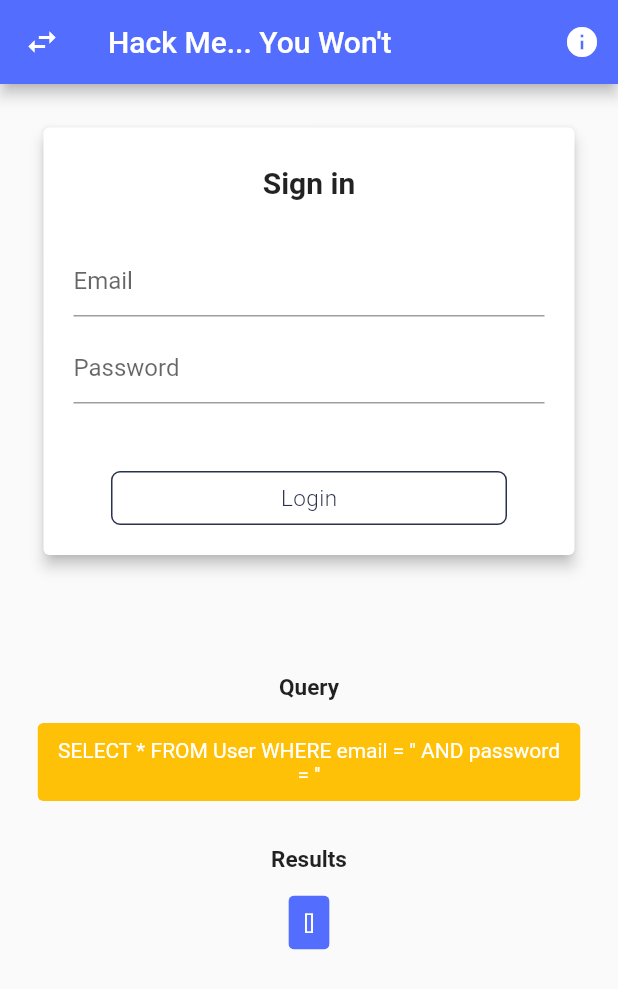
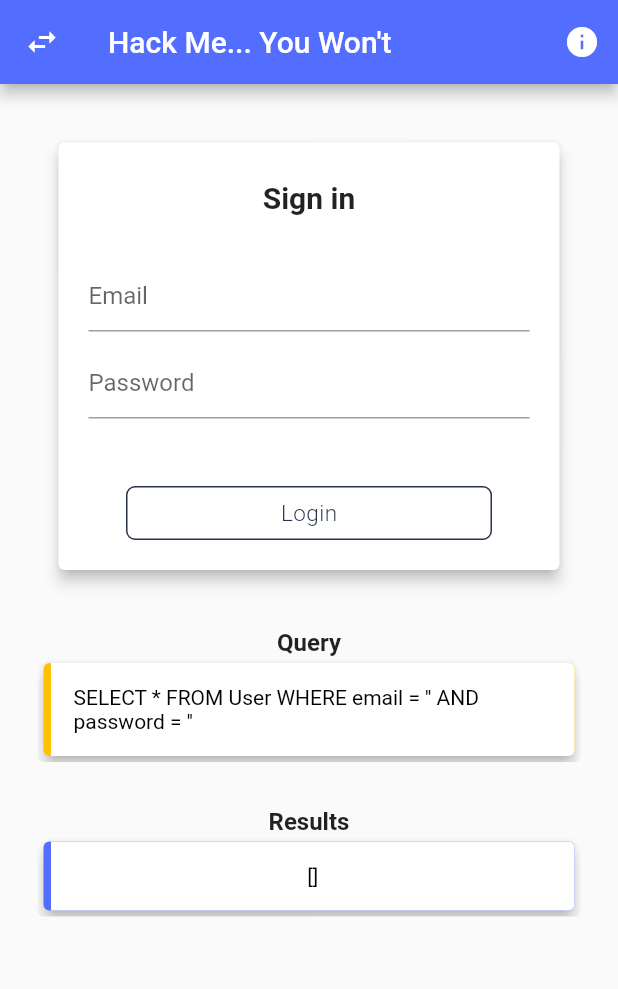
Before and after one commit to Manguelo/Database-Sample-COP4403, a Flutter app: the screen it shows after launch, after a tap on "Login", on a phone screen of 412 x 824 dp. Shown: the top 989 px of the screen. Run offline on Flutter 3.47's test engine with Material 2 defaults, Android fonts, the phone set to English and light mode, and no system bars; our stand-ins replace flutter_mobx, mobx, sqflite; accounts and stored records are empty; generated files the repository leaves out were written again.

Commit message:
Added some nice ui

```diff
--- a/lib/main.dart
+++ b/lib/main.dart
@@ -18,6 +18,7 @@ class MyApp extends StatelessWidget {
       title: 'Flutter Database',
       debugShowCheckedModeBanner: false,
       theme: new ThemeData(
+        appBarTheme: AppBarTheme(iconTheme: IconThemeData(color: Colors.white)),
         primaryColor: const Color(0xFF02BB9F),
         primaryColorDark: const Color(0xFF167F67),
         accentColor: const Color(0xFFFFAD32),
--- a/lib/screens/data_page.dart
+++ b/lib/screens/data_page.dart
@@ -1,6 +1,7 @@
 import 'package:flutter/material.dart';
 import 'package:flutter/widgets.dart';
 import 'package:flutter_database/app_config.dart';
+import 'package:flutter_database/screens/widgets/data_cell.dart' as data;
 import 'package:flutter_mobx/flutter_mobx.dart';
 
 class DataPage extends StatefulWidget {
@@ -40,9 +41,7 @@ class DataPageState extends State<StatefulWidget> {
                   shrinkWrap: true,
                   itemCount: items?.length ?? 0,
                   itemBuilder: (context, index) {
-                    return Text(
-                      items[index].toString(),
-                    );
+                    return data.DataCell(item: items[index]);
                   },
                 ),
               ),
--- a/lib/screens/home_page.dart
+++ b/lib/screens/home_page.dart
@@ -48,7 +48,7 @@ class _MyHomePageState extends State<MyHomePage> {
             return Column(
               children: <Widget>[
                 Padding(
-                  padding: const EdgeInsets.all(25),
+                  padding: const EdgeInsets.all(35),
                   child: Card(
                     elevation: 4,
                     child: Padding(
@@ -57,7 +57,6 @@ class _MyHomePageState extends State<MyHomePage> {
                     ),
                   ),
                 ),
-                Padding(padding: EdgeInsets.all(25)),
                 ResultPane(
                   header: 'Query',
                   body: query,
--- a/lib/widgets/login_dialog.dart
+++ b/lib/widgets/login_dialog.dart
@@ -4,7 +4,21 @@ import 'package:flutter_database/app_config.dart';
 import 'package:flutter_database/widgets/login_button.dart';
 import 'package:flutter_mobx/flutter_mobx.dart';
 
-class LoginDialog extends StatelessWidget {
+class LoginDialog extends StatefulWidget {
+  @override
+  LoginDialogState createState() => LoginDialogState();
+}
+
+class LoginDialogState extends State<StatefulWidget> {
+  TextEditingController cntrlEmail;
+  TextEditingController cntrlPass;
+  @override
+  void initState() {
+    cntrlEmail = TextEditingController();
+    cntrlPass = TextEditingController();
+    super.initState();
+  }
+
   @override
   Widget build(BuildContext context) {
     final store = AppConfig.of(context).rootStore.databaseStore;
@@ -26,6 +40,7 @@ class LoginDialog extends StatelessWidget {
             Padding(
               padding: const EdgeInsets.all(5.0),
               child: TextFormField(
+                controller: cntrlEmail,
                 decoration: InputDecoration(
                   hintText: 'Email',
                 ),
@@ -35,6 +50,7 @@ class LoginDialog extends StatelessWidget {
             Padding(
               padding: const EdgeInsets.all(5.0),
               child: TextFormField(
+                controller: cntrlPass,
                 decoration: InputDecoration(
                   hintText: 'Password',
                 ),
@@ -44,7 +60,18 @@ class LoginDialog extends StatelessWidget {
             Padding(
               padding: const EdgeInsets.fromLTRB(30, 40, 30, 5),
               child: InkWell(
-                onTap: () => store.mainButtonAction(),
+                onTap: () {
+                  store.mainButtonAction();
+
+                  if (store.isSignup) {
+                    cntrlEmail.clear();
+                    cntrlPass.clear();
+                    store.result = '';
+                    store.query = '';
+                    store.email = '';
+                    store.password = '';
+                  }
+                },
                 child: LoginButton(
                   text: store.isSignup ? 'Create Account' : 'Login',
                 ),
--- a/lib/widgets/result_dialog.dart
+++ b/lib/widgets/result_dialog.dart
@@ -11,24 +11,41 @@ class ResultPane extends StatelessWidget {
   @override
   Widget build(BuildContext context) {
     return Column(
-      crossAxisAlignment: CrossAxisAlignment.center,
+      crossAxisAlignment: CrossAxisAlignment.stretch,
       children: <Widget>[
         Text(
           header,
           textAlign: TextAlign.center,
-          style: TextStyle(fontSize: 15, fontWeight: FontWeight.w600),
+          style: TextStyle(fontSize: 16, fontWeight: FontWeight.w600),
         ),
         Padding(
-          padding: EdgeInsets.fromLTRB(25, 15, 25, 10),
+          padding: EdgeInsets.fromLTRB(25, 0, 25, 10),
           child: ClipRRect(
             borderRadius: BorderRadius.circular(4),
-            child: Container(
-              padding: EdgeInsets.all(10),
+            child: Card(
+              elevation: 4,
               color: color,
-              child: Text(
-                body,
-                textAlign: TextAlign.center,
-                style: TextStyle(color: Colors.white),
+              child: Container(
+                margin: EdgeInsets.only(left: 5, right: 0),
+                decoration: new BoxDecoration(
+                  color: Colors.white,
+                  borderRadius: new BorderRadius.only(
+                    topRight: const Radius.circular(4.0),
+                    bottomRight: const Radius.circular(4.0),
+                  ),
+                ),
+                child: Container(
+                  padding: EdgeInsets.all(15),
+                  child: Column(
+                    mainAxisAlignment: MainAxisAlignment.center,
+                    children: <Widget>[
+                      Text(
+                        body,
+                        style: TextStyle(color: Colors.black),
+                      ),
+                    ],
+                  ),
+                ),
               ),
             ),
           ),
```
Also changed, not shown: lib/screens/widgets/data_cell.dart (added, +44 -0 lines), 2 other files.
